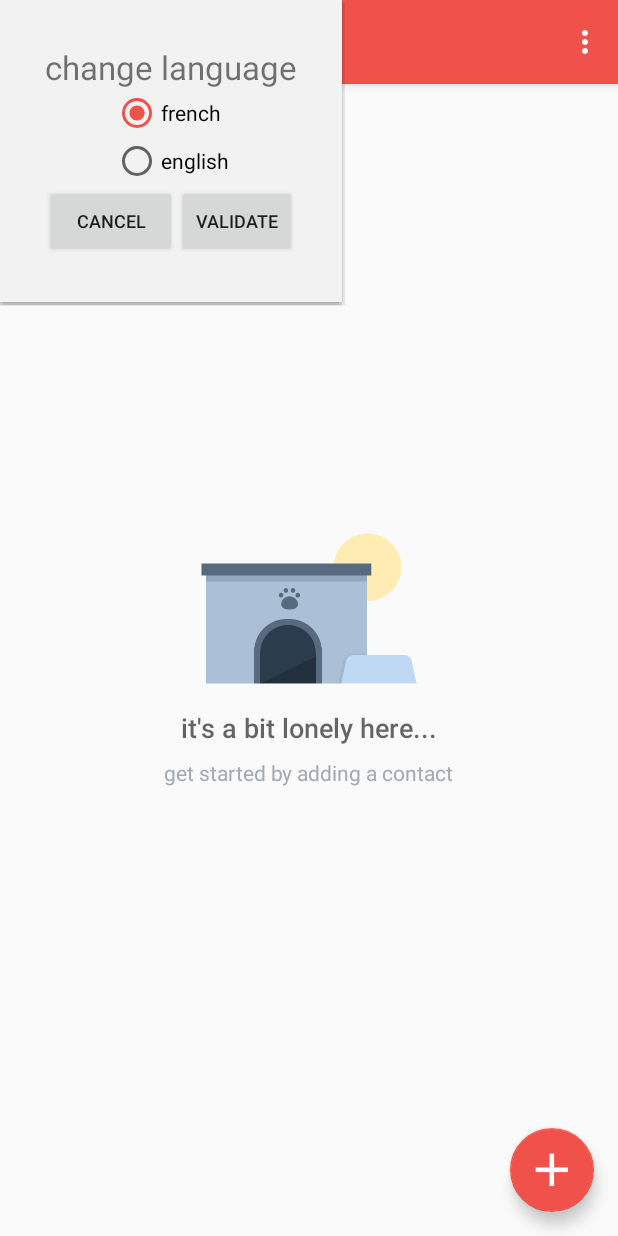
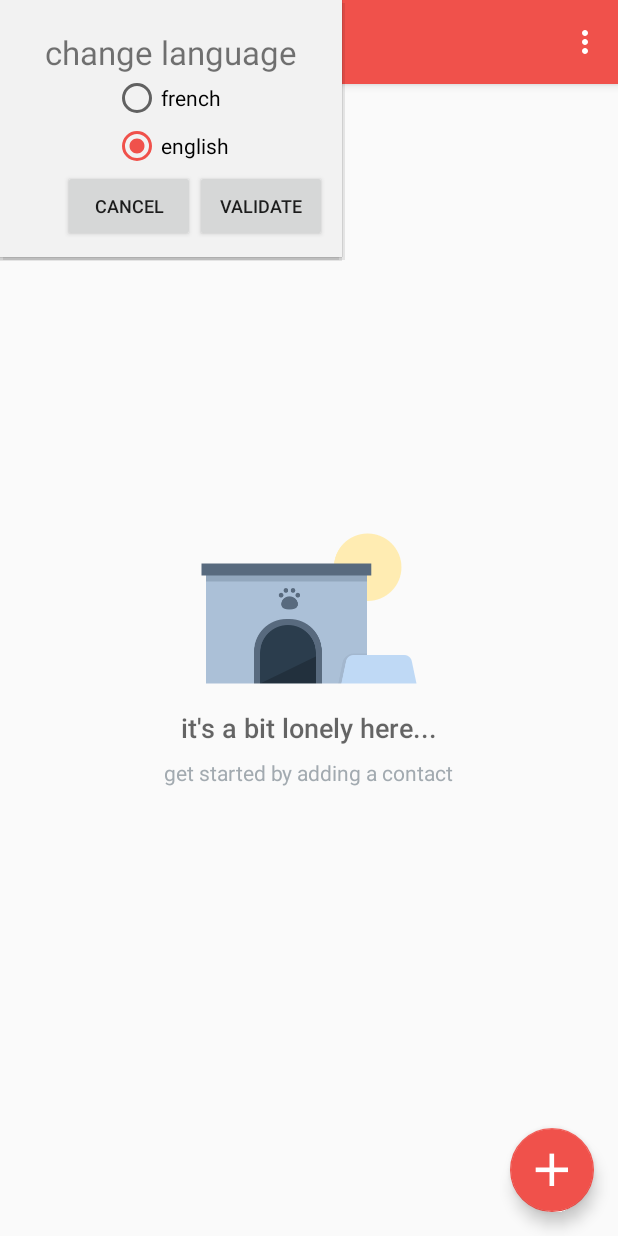
Before and after one commit to JacquetThomas/ft_hangouts, an Android app: the screen it shows after launch (CatalogActivity), in the options menu, after a tap on "change language", on a phone screen of 412 x 824 dp. Run offline under Robolectric (Android 15) with nearby library versions, the phone set to English and light mode, and no system bars.

Commit message:
Update LocaleHelper to change language on new android version, change popup_window design

```diff
--- a/app/src/main/java/com/cjacquet/ft/hangouts/CatalogActivity.java
+++ b/app/src/main/java/com/cjacquet/ft/hangouts/CatalogActivity.java
@@ -22,6 +22,7 @@ import android.content.Context;
 import android.content.CursorLoader;
 import android.content.Intent;
 import android.content.Loader;
+import android.content.res.Configuration;
 import android.database.Cursor;
 import android.net.Uri;
 import android.os.Build;
@@ -34,10 +35,12 @@ import android.view.Menu;
 import android.view.MenuItem;
 import android.view.View;
 import android.widget.AdapterView;
+import android.widget.Button;
 import android.widget.LinearLayout;
 import android.widget.ListView;
 import android.widget.PopupWindow;
 import android.widget.RadioButton;
+import android.widget.RadioGroup;
 
 import com.cjacquet.ft.hangouts.data.ContactContract.ContactEntry;
 
@@ -61,9 +64,10 @@ public class CatalogActivity extends AppCompatActivity implements LoaderManager.
     @Override
     protected void onCreate(Bundle savedInstanceState) {
         super.onCreate(savedInstanceState);
-        LocaleHelper.setLocale(CatalogActivity.this, LocaleHelper.getLanguage(this));
 
+        LocaleHelper.setLocale(this, getResources().getConfiguration().locale.getLanguage());
         setContentView(R.layout.activity_catalog);
+
 
         // Setup FAB to open EditorActivity
         FloatingActionButton fab = (FloatingActionButton) findViewById(R.id.fab);
@@ -149,9 +153,50 @@ public class CatalogActivity extends AppCompatActivity implements LoaderManager.
         }
         popupWindow.showAtLocation(getWindow().getDecorView().getRootView(), Gravity.CENTER, 0, 0);
         this.setupRadioGroup(popupView);
+        this.setupValidateCancel(popupWindow, popupView);
     }
 
-    private void setupRadioGroup(View view) {
+    private void setupValidateCancel(final PopupWindow popupWindow, final View popupView) {
+        Button cancel = popupView.findViewById(R.id.button_cancel);
+        Button validate = popupView.findViewById(R.id.button_validate);
+
+        validate.setOnClickListener(new Button.OnClickListener(){
+            @Override
+            public void onClick(View v) {
+                RadioGroup changeLang = popupView.findViewById(R.id.language_radio_group);
+                Locale selectedLocale = null;
+                switch (changeLang.getCheckedRadioButtonId()) {
+                    case R.id.radioButtonEn:
+                        selectedLocale = Locale.ENGLISH;
+                        break;
+                    case R.id.radioButtonFr:
+                        selectedLocale = Locale.FRANCE;
+                        break;
+                }
+                if (selectedLocale != null) {
+                    LocaleHelper.setLocale(getApplicationContext(), selectedLocale.getLanguage());
+
+                    Locale.setDefault(selectedLocale);
+                    Configuration config = getBaseContext().getResources().getConfiguration();
+                    config.locale = selectedLocale;
+                    getBaseContext().getResources().updateConfiguration(config,
+                            getBaseContext().getResources().getDisplayMetrics());
+
+                    popupWindow.dismiss();
+                    recreate();
+                }
+            }
+        });
+
+        cancel.setOnClickListener(new Button.OnClickListener(){
+            @Override
+            public void onClick(View v) {
+                popupWindow.dismiss();
+            }
+        });
+    }
+
+    private void setupRadioGroup(final View view) {
         // Set onClickListener for FR
         RadioButton switcherFr = view.findViewById(R.id.radioButtonFr);
         switcherFr.setOnClickListener(new RadioButton.OnClickListener(){
@@ -163,7 +208,6 @@ public class CatalogActivity extends AppCompatActivity implements LoaderManager.
                 } else {
                     ((RadioButton)v).setChecked(true);
                     ((RadioButton)v).setSelected(true);
-                    CatalogActivity.changeLanguage(getApplicationContext(), Locale.FRANCE);
                 }
             }
         });
@@ -179,19 +223,25 @@ public class CatalogActivity extends AppCompatActivity implements LoaderManager.
                 } else {
                     ((RadioButton)v).setChecked(true);
                     ((RadioButton)v).setSelected(true);
-                    CatalogActivity.changeLanguage(getApplicationContext(), Locale.ENGLISH);
                 }
             }
         });
 
         // Get current locale
         String locale = LocaleHelper.getLanguage(this);
+        System.out.println(locale);
         switch (locale) {
             case "fr":
                 switcherFr.setChecked(true);
+                switcherFr.setSelected(true);
+                switcherEn.setChecked(false);
+                switcherEn.setSelected(false);
                 break;
             case "en":
                 switcherEn.setChecked(true);
+                switcherEn.setSelected(true);
+                switcherFr.setChecked(false);
+                switcherFr.setSelected(false);
                 break;
         }
     }
--- a/app/src/main/java/com/cjacquet/ft/hangouts/EditorActivity.java
+++ b/app/src/main/java/com/cjacquet/ft/hangouts/EditorActivity.java
@@ -71,8 +71,6 @@ public class EditorActivity extends AppCompatActivity implements LoaderManager.L
         super.onCreate(savedInstanceState);
 
         setContentView(R.layout.activity_editor);
-
-        LocaleHelper.setLocale(this, "fr");
 
         Intent intent = getIntent();
         mCurrentContactUri = intent.getData();
--- a/app/src/main/java/com/cjacquet/ft/hangouts/LocaleHelper.java
+++ b/app/src/main/java/com/cjacquet/ft/hangouts/LocaleHelper.java
@@ -57,7 +57,9 @@ public class LocaleHelper {
         Locale.setDefault(locale);
 
         Configuration configuration = context.getResources().getConfiguration();
-        configuration.setLocale(locale);
+        configuration.locale = locale;
+        context.getResources().updateConfiguration(configuration,
+                context.getResources().getDisplayMetrics());
 
         return context.createConfigurationContext(configuration);
     }
--- a/app/src/main/res/layout/popup_window.xml
+++ b/app/src/main/res/layout/popup_window.xml
@@ -3,8 +3,15 @@
     android:layout_width="wrap_content"
     android:layout_height="wrap_content"
     android:background="#f2f2f2"
+    android:orientation="vertical">
+
+    <LinearLayout
+        android:layout_width="match_parent"
+        android:layout_height="match_parent"
         android:orientation="vertical"
-    android:padding="30dp">
+        android:paddingLeft="30dp"
+        android:paddingTop="20dp"
+        android:paddingRight="30dp">
 
         <TextView
             android:layout_width="wrap_content"
@@ -34,15 +41,21 @@
 
         </RadioGroup>
 
+    </LinearLayout>
+
     <LinearLayout
         android:layout_width="match_parent"
         android:layout_height="match_parent"
-        android:orientation="horizontal">
+        android:gravity="end"
+        android:orientation="horizontal"
+        android:paddingRight="10dp"
+        android:paddingBottom="10dp">
 
         <Button
             android:id="@+id/button_cancel"
             android:layout_width="wrap_content"
             android:layout_height="wrap_content"
+            android:gravity="center|center_vertical"
             android:text="Cancel"
             android:textSize="12sp" />
 
@@ -50,6 +63,7 @@
             android:id="@+id/button_validate"
             android:layout_width="wrap_content"
             android:layout_height="wrap_content"
+            android:gravity="center"
             android:text="@string/validate_choice"
             android:textSize="12sp" />
     </LinearLayout>
```
Lines whose indentation alone changed are shown as unchanged.
